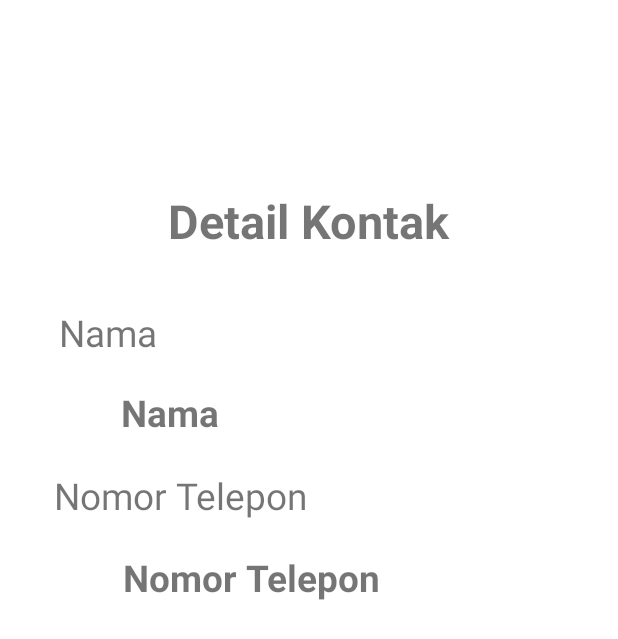
After one commit to NoobCoderAk/Activity_5_PAM, an Android app: the layout activity_lihat_data.xml on its own in the app's theme, with its tools: preview values and no code run, on a phone screen of 412 x 824 dp. The commit adds this screen. Shown: the top 639 px of the screen. Run offline under Robolectric (Android 15) with nearby library versions, the phone set to English and light mode, and no system bars.

Commit message:
second commit

```diff
--- /dev/null
+++ b/app/src/main/res/layout/activity_lihat_data.xml
@@ -0,0 +1,75 @@
+<?xml version="1.0" encoding="utf-8"?>
+<androidx.constraintlayout.widget.ConstraintLayout xmlns:android="http://schemas.android.com/apk/res/android"
+    xmlns:app="http://schemas.android.com/apk/res-auto"
+    xmlns:tools="http://schemas.android.com/tools"
+    android:layout_width="match_parent"
+    android:layout_height="match_parent"
+    tools:context=".ActivityLihatData">
+
+    <TextView
+        android:id="@+id/tvNomorTelepon"
+        android:layout_width="wrap_content"
+        android:layout_height="wrap_content"
+        android:text="@string/notel"
+        android:textSize="11pt"
+        android:textStyle="bold"
+        app:layout_constraintBottom_toBottomOf="parent"
+        app:layout_constraintEnd_toEndOf="parent"
+        app:layout_constraintHorizontal_bias="0.343"
+        app:layout_constraintStart_toStartOf="parent"
+        app:layout_constraintTop_toTopOf="parent"
+        app:layout_constraintVertical_bias="0.466" />
+
+    <TextView
+        android:id="@+id/textView8"
+        android:layout_width="wrap_content"
+        android:layout_height="wrap_content"
+        android:text="@string/notel"
+        android:textSize="11pt"
+        app:layout_constraintBottom_toBottomOf="parent"
+        app:layout_constraintEnd_toEndOf="parent"
+        app:layout_constraintHorizontal_bias="0.147"
+        app:layout_constraintStart_toStartOf="parent"
+        app:layout_constraintTop_toTopOf="parent"
+        app:layout_constraintVertical_bias="0.397" />
+
+    <TextView
+        android:id="@+id/textView3"
+        android:layout_width="wrap_content"
+        android:layout_height="wrap_content"
+        android:text="@string/detailkontak"
+        android:textSize="14pt"
+        android:textStyle="bold"
+        app:layout_constraintBottom_toBottomOf="parent"
+        app:layout_constraintEnd_toEndOf="parent"
+        app:layout_constraintStart_toStartOf="parent"
+        app:layout_constraintTop_toTopOf="parent"
+        app:layout_constraintVertical_bias="0.161" />
+
+    <TextView
+        android:id="@+id/textView6"
+        android:layout_width="wrap_content"
+        android:layout_height="wrap_content"
+        android:text="@string/nama"
+        android:textSize="11pt"
+        app:layout_constraintBottom_toBottomOf="parent"
+        app:layout_constraintEnd_toEndOf="parent"
+        app:layout_constraintHorizontal_bias="0.113"
+        app:layout_constraintStart_toStartOf="parent"
+        app:layout_constraintTop_toTopOf="parent"
+        app:layout_constraintVertical_bias="0.259" />
+
+    <TextView
+        android:id="@+id/tvNamaKontak"
+        android:layout_width="wrap_content"
+        android:layout_height="wrap_content"
+        android:text="@string/nama"
+        android:textSize="11pt"
+        android:textStyle="bold"
+        app:layout_constraintBottom_toBottomOf="parent"
+        app:layout_constraintEnd_toEndOf="parent"
+        app:layout_constraintHorizontal_bias="0.232"
+        app:layout_constraintStart_toStartOf="parent"
+        app:layout_constraintTop_toTopOf="parent"
+        app:layout_constraintVertical_bias="0.327" />
+</androidx.constraintlayout.widget.ConstraintLayout>
```
Also changed, not shown: app/src/main/AndroidManifest.xml (+5 -2 lines), app/src/main/java/com/example/myapplication/ActivityLihatData.java (+47 -27 lines), app/src/main/java/com/example/myapplication/ClassNama.java (added, +15 -0 lines), app/src/main/java/com/example/myapplication/Home_Activity.java (+68 -1 lines), app/src/main/java/com/example/myapplication/ListViewAdapter.java (added, +82 -0 lines), app/src/main/java/com/example/myapplication/MainActivity.java (+8 -1 lines), app/src/main/java/com/example/myapplication/ViewHolder.java (added, +7 -0 lines).
